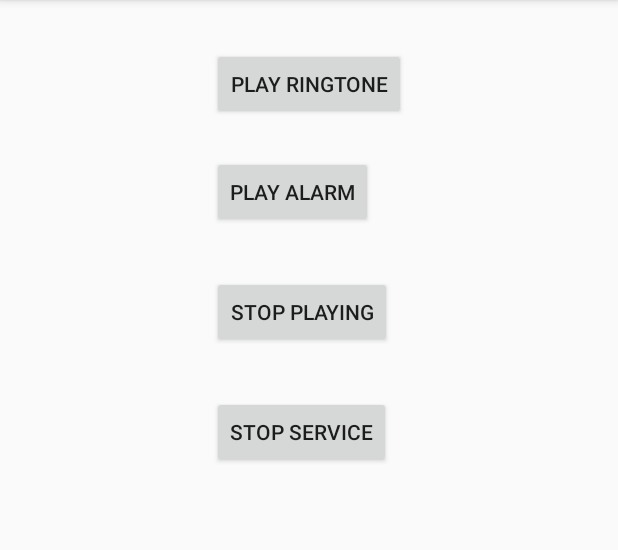
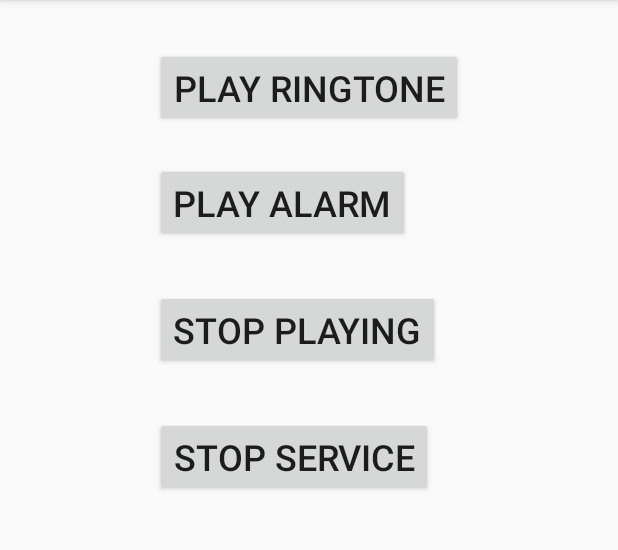
Before and after one commit to asheshb/ServiceExample, an Android app: the screen it shows after launch (MainActivity), on a phone screen of 412 x 824 dp, the part 84-634 px from its top. Run offline under Robolectric (Android 15) with nearby library versions, the phone set to English and light mode, and no system bars.

Commit message:
Initial Commit

```diff
--- a/app/src/main/res/layout/activity_main.xml
+++ b/app/src/main/res/layout/activity_main.xml
@@ -12,6 +12,7 @@
         android:layout_height="wrap_content"
         android:layout_marginTop="32dp"
         android:text="@string/stop_playing"
+        android:textSize="24sp"
         app:layout_constraintStart_toStartOf="@+id/play_ringtone"
         app:layout_constraintTop_toBottomOf="@+id/play_alarm" />
 
@@ -21,6 +22,7 @@
         android:layout_height="wrap_content"
         android:layout_marginTop="32dp"
         android:text="@string/stop_service"
+        android:textSize="24sp"
         app:layout_constraintStart_toStartOf="@+id/play_ringtone"
         app:layout_constraintTop_toBottomOf="@+id/stop_playing" />
 
@@ -30,6 +32,7 @@
         android:layout_height="wrap_content"
         android:layout_marginTop="24dp"
         android:text="@string/play_alarm"
+        android:textSize="24sp"
         app:layout_constraintStart_toStartOf="@+id/play_ringtone"
         app:layout_constraintTop_toBottomOf="@+id/play_ringtone" />
 
@@ -39,6 +42,7 @@
         android:layout_height="wrap_content"
         android:layout_marginTop="32dp"
         android:text="@string/play_ringtone"
+        android:textSize="24sp"
         app:layout_constraintEnd_toEndOf="parent"
         app:layout_constraintStart_toStartOf="parent"
         app:layout_constraintTop_toTopOf="parent" />
```
